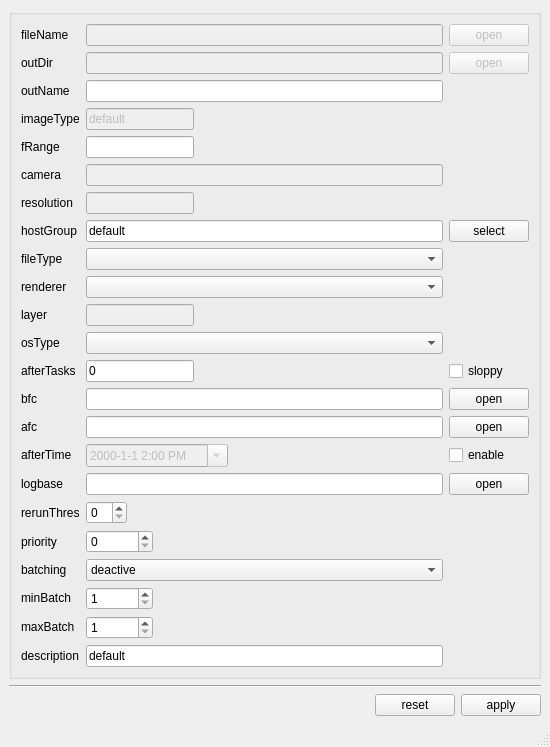
Above: rbhusUI/lib/rbhusEditMod.ui from aumanimationstudios/rbhus before the change. Below: the same form after it.
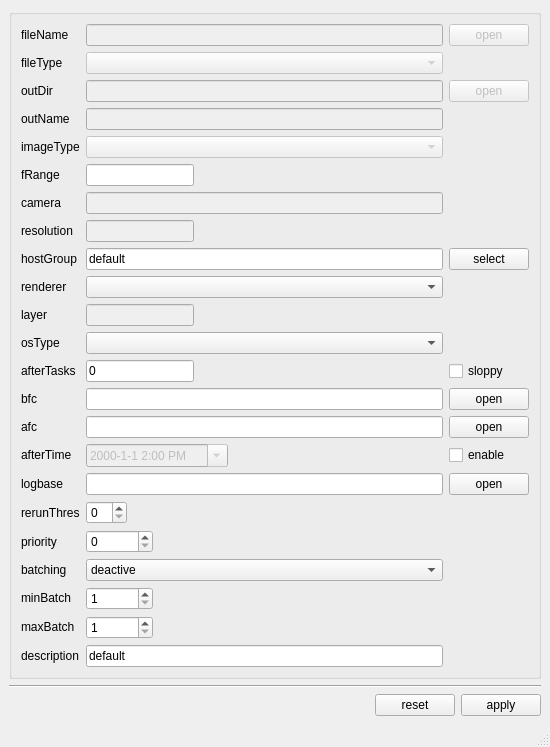
That is the form after the change.

Diff of the .ui file:
```diff
--- a/rbhusUI/lib/rbhusEditMod.ui
+++ b/rbhusUI/lib/rbhusEditMod.ui
@@ -24,7 +24,20 @@
        <string/>
       </property>
       <layout class="QGridLayout" name="gridLayout_2">
-       <item row="16" column="0">
+       <item row="25" column="0">
+        <widget class="QLabel" name="labelMaxBatch">
+         <property name="sizePolicy">
+          <sizepolicy hsizetype="Maximum" vsizetype="Fixed">
+           <horstretch>0</horstretch>
+           <verstretch>0</verstretch>
+          </sizepolicy>
+         </property>
+         <property name="text">
+          <string>maxBatch</string>
+         </property>
+        </widget>
+       </item>
+       <item row="18" column="0">
         <widget class="QLabel" name="labelAfc">
          <property name="sizePolicy">
           <sizepolicy hsizetype="Maximum" vsizetype="Fixed">
@@ -37,7 +50,7 @@
          </property>
         </widget>
        </item>
-       <item row="17" column="0">
+       <item row="19" column="0">
         <widget class="QLabel" name="labelAfterTime">
          <property name="sizePolicy">
           <sizepolicy hsizetype="Maximum" vsizetype="Fixed">
@@ -50,7 +63,7 @@
          </property>
         </widget>
        </item>
-       <item row="17" column="1">
+       <item row="19" column="1">
         <widget class="QDateTimeEdit" name="afterTimeEdit">
          <property name="enabled">
           <bool>false</bool>
@@ -79,7 +92,7 @@
          </property>
         </widget>
        </item>
-       <item row="20" column="0">
+       <item row="22" column="0">
         <widget class="QLabel" name="labelPriority">
          <property name="sizePolicy">
           <sizepolicy hsizetype="Maximum" vsizetype="Preferred">
@@ -92,7 +105,7 @@
          </property>
         </widget>
        </item>
-       <item row="18" column="0">
+       <item row="20" column="0">
         <widget class="QLabel" name="labelLogbase">
          <property name="sizePolicy">
           <sizepolicy hsizetype="Maximum" vsizetype="Fixed">
@@ -105,7 +118,7 @@
          </property>
         </widget>
        </item>
-       <item row="16" column="2">
+       <item row="18" column="2">
         <widget class="QPushButton" name="pushAfc">
          <property name="sizePolicy">
           <sizepolicy hsizetype="Maximum" vsizetype="Fixed">
@@ -131,7 +144,7 @@
          </property>
         </widget>
        </item>
-       <item row="16" column="1">
+       <item row="18" column="1">
         <widget class="QLineEdit" name="lineEditAfc">
          <property name="sizePolicy">
           <sizepolicy hsizetype="MinimumExpanding" vsizetype="Fixed">
@@ -141,7 +154,7 @@
          </property>
         </widget>
        </item>
-       <item row="1" column="0">
+       <item row="3" column="0">
         <widget class="QLabel" name="labelOutPutDir">
          <property name="sizePolicy">
           <sizepolicy hsizetype="Maximum" vsizetype="Fixed">
@@ -154,7 +167,7 @@
          </property>
         </widget>
        </item>
-       <item row="15" column="2">
+       <item row="17" column="2">
         <widget class="QPushButton" name="pushBfc">
          <property name="sizePolicy">
           <sizepolicy hsizetype="Maximum" vsizetype="Fixed">
@@ -167,7 +180,7 @@
          </property>
         </widget>
        </item>
-       <item row="20" column="1">
+       <item row="22" column="1">
         <widget class="QSpinBox" name="spinPriority">
          <property name="sizePolicy">
           <sizepolicy hsizetype="Maximum" vsizetype="Fixed">
@@ -180,8 +193,11 @@
          </property>
         </widget>
        </item>
-       <item row="2" column="1">
+       <item row="4" column="1">
         <widget class="QLineEdit" name="lineEditImageName">
+         <property name="enabled">
+          <bool>false</bool>
+         </property>
          <property name="sizePolicy">
           <sizepolicy hsizetype="MinimumExpanding" vsizetype="Fixed">
            <horstretch>0</horstretch>
@@ -190,7 +206,7 @@
          </property>
         </widget>
        </item>
-       <item row="21" column="0">
+       <item row="23" column="0">
         <widget class="QLabel" name="labelBatching">
          <property name="sizePolicy">
           <sizepolicy hsizetype="Maximum" vsizetype="Fixed">
@@ -203,20 +219,7 @@
          </property>
         </widget>
        </item>
-       <item row="23" column="0">
-        <widget class="QLabel" name="labelMaxBatch">
-         <property name="sizePolicy">
-          <sizepolicy hsizetype="Maximum" vsizetype="Fixed">
-           <horstretch>0</horstretch>
-           <verstretch>0</verstretch>
-          </sizepolicy>
-         </property>
-         <property name="text">
-          <string>maxBatch</string>
-         </property>
-        </widget>
-       </item>
-       <item row="1" column="2">
+       <item row="3" column="2">
         <widget class="QPushButton" name="pushOutPutDir">
          <property name="enabled">
           <bool>false</bool>
@@ -248,7 +251,7 @@
          </property>
         </widget>
        </item>
-       <item row="19" column="1">
+       <item row="21" column="1">
         <widget class="QSpinBox" name="spinRerunThresh">
          <property name="sizePolicy">
           <sizepolicy hsizetype="Maximum" vsizetype="Fixed">
@@ -258,14 +261,14 @@
          </property>
         </widget>
        </item>
-       <item row="17" column="2">
+       <item row="19" column="2">
         <widget class="QCheckBox" name="checkAfterTime">
          <property name="text">
           <string>enable</string>
          </property>
         </widget>
        </item>
-       <item row="22" column="0">
+       <item row="24" column="0">
         <widget class="QLabel" name="labelMinBatch">
          <property name="sizePolicy">
           <sizepolicy hsizetype="Maximum" vsizetype="Fixed">
@@ -278,7 +281,7 @@
          </property>
         </widget>
        </item>
-       <item row="23" column="1">
+       <item row="25" column="1">
         <widget class="QSpinBox" name="spinMaxBatch">
          <property name="sizePolicy">
           <sizepolicy hsizetype="Maximum" vsizetype="Fixed">
@@ -294,7 +297,7 @@
          </property>
         </widget>
        </item>
-       <item row="22" column="1">
+       <item row="24" column="1">
         <widget class="QSpinBox" name="spinMinBatch">
          <property name="sizePolicy">
           <sizepolicy hsizetype="Maximum" vsizetype="Fixed">
@@ -310,7 +313,7 @@
          </property>
         </widget>
        </item>
-       <item row="15" column="1">
+       <item row="17" column="1">
         <widget class="QLineEdit" name="lineEditBfc">
          <property name="sizePolicy">
           <sizepolicy hsizetype="MinimumExpanding" vsizetype="Fixed">
@@ -320,7 +323,7 @@
          </property>
         </widget>
        </item>
-       <item row="18" column="2">
+       <item row="20" column="2">
         <widget class="QPushButton" name="pushLogOpen">
          <property name="sizePolicy">
           <sizepolicy hsizetype="Maximum" vsizetype="Fixed">
@@ -333,7 +336,7 @@
          </property>
         </widget>
        </item>
-       <item row="21" column="1">
+       <item row="23" column="1">
         <widget class="QComboBox" name="comboBatching">
          <property name="sizePolicy">
           <sizepolicy hsizetype="MinimumExpanding" vsizetype="Fixed">
@@ -353,7 +356,7 @@
          </item>
         </widget>
        </item>
-       <item row="24" column="0">
+       <item row="26" column="0">
         <widget class="QLabel" name="labelDescription">
          <property name="sizePolicy">
           <sizepolicy hsizetype="Maximum" vsizetype="Fixed">
@@ -382,7 +385,7 @@
          </property>
         </widget>
        </item>
-       <item row="18" column="1">
+       <item row="20" column="1">
         <widget class="QLineEdit" name="lineEditLogbase">
          <property name="sizePolicy">
           <sizepolicy hsizetype="MinimumExpanding" vsizetype="Fixed">
@@ -392,7 +395,7 @@
          </property>
         </widget>
        </item>
-       <item row="1" column="1">
+       <item row="3" column="1">
         <widget class="QLineEdit" name="lineEditOutPutDir">
          <property name="enabled">
           <bool>false</bool>
@@ -405,7 +408,7 @@
          </property>
         </widget>
        </item>
-       <item row="2" column="0">
+       <item row="4" column="0">
         <widget class="QLabel" name="labelImageName">
          <property name="sizePolicy">
           <sizepolicy hsizetype="Maximum" vsizetype="Fixed">
@@ -418,7 +421,7 @@
          </property>
         </widget>
        </item>
-       <item row="6" column="1">
+       <item row="8" column="1">
         <widget class="QLineEdit" name="lineEditFrange">
          <property name="enabled">
           <bool>true</bool>
@@ -431,7 +434,7 @@
          </property>
         </widget>
        </item>
-       <item row="15" column="0">
+       <item row="17" column="0">
         <widget class="QLabel" name="labelBfc">
          <property name="sizePolicy">
           <sizepolicy hsizetype="Maximum" vsizetype="Fixed">
@@ -444,7 +447,7 @@
          </property>
         </widget>
        </item>
-       <item row="6" column="0">
+       <item row="8" column="0">
         <widget class="QLabel" name="labelFrange">
          <property name="sizePolicy">
           <sizepolicy hsizetype="Maximum" vsizetype="Fixed">
@@ -457,7 +460,7 @@
          </property>
         </widget>
        </item>
-       <item row="24" column="1">
+       <item row="26" column="1">
         <widget class="QLineEdit" name="lineEditDescription">
          <property name="sizePolicy">
           <sizepolicy hsizetype="MinimumExpanding" vsizetype="Fixed">
@@ -473,7 +476,7 @@
          </property>
         </widget>
        </item>
-       <item row="19" column="0">
+       <item row="21" column="0">
         <widget class="QLabel" name="labelRerunThresh">
          <property name="sizePolicy">
           <sizepolicy hsizetype="Maximum" vsizetype="Preferred">
@@ -486,7 +489,7 @@
          </property>
         </widget>
        </item>
-       <item row="11" column="1">
+       <item row="13" column="1">
         <widget class="QComboBox" name="comboRenderer">
          <property name="enabled">
           <bool>true</bool>
@@ -499,7 +502,7 @@
          </property>
         </widget>
        </item>
-       <item row="13" column="0">
+       <item row="15" column="0">
         <widget class="QLabel" name="labelOsType">
          <property name="sizePolicy">
           <sizepolicy hsizetype="Maximum" vsizetype="Fixed">
@@ -512,7 +515,7 @@
          </property>
         </widget>
        </item>
-       <item row="9" column="0">
+       <item row="11" column="0">
         <widget class="QLabel" name="labelHostGroup">
          <property name="sizePolicy">
           <sizepolicy hsizetype="Maximum" vsizetype="Fixed">
@@ -525,7 +528,7 @@
          </property>
         </widget>
        </item>
-       <item row="12" column="1">
+       <item row="14" column="1">
         <widget class="QLineEdit" name="lineEditLayer">
          <property name="enabled">
           <bool>false</bool>
@@ -544,7 +547,7 @@
          </property>
         </widget>
        </item>
-       <item row="7" column="0">
+       <item row="9" column="0">
         <widget class="QLabel" name="labelCamera">
          <property name="sizePolicy">
           <sizepolicy hsizetype="Maximum" vsizetype="Fixed">
@@ -557,7 +560,7 @@
          </property>
         </widget>
        </item>
-       <item row="7" column="1">
+       <item row="9" column="1">
         <widget class="QLineEdit" name="lineEditCamera">
          <property name="enabled">
           <bool>false</bool>
@@ -571,19 +574,6 @@
         </widget>
        </item>
        <item row="10" column="0">
-        <widget class="QLabel" name="labelType">
-         <property name="sizePolicy">
-          <sizepolicy hsizetype="Maximum" vsizetype="Fixed">
-           <horstretch>0</horstretch>
-           <verstretch>0</verstretch>
-          </sizepolicy>
-         </property>
-         <property name="text">
-          <string>fileType</string>
-         </property>
-        </widget>
-       </item>
-       <item row="8" column="0">
         <widget class="QLabel" name="labelResolution">
          <property name="sizePolicy">
           <sizepolicy hsizetype="Maximum" vsizetype="Fixed">
@@ -596,7 +586,7 @@
          </property>
         </widget>
        </item>
-       <item row="8" column="1">
+       <item row="10" column="1">
         <widget class="QLineEdit" name="lineEditResolution">
          <property name="enabled">
           <bool>false</bool>
@@ -609,7 +599,7 @@
          </property>
         </widget>
        </item>
-       <item row="12" column="0">
+       <item row="14" column="0">
         <widget class="QLabel" name="labelLayer">
          <property name="sizePolicy">
           <sizepolicy hsizetype="Maximum" vsizetype="Fixed">
@@ -622,20 +612,7 @@
          </property>
         </widget>
        </item>
-       <item row="10" column="1">
-        <widget class="QComboBox" name="comboType">
-         <property name="enabled">
-          <bool>true</bool>
-         </property>
-         <property name="sizePolicy">
-          <sizepolicy hsizetype="MinimumExpanding" vsizetype="Fixed">
-           <horstretch>0</horstretch>
-           <verstretch>0</verstretch>
-          </sizepolicy>
-         </property>
-        </widget>
-       </item>
-       <item row="11" column="0">
+       <item row="13" column="0">
         <widget class="QLabel" name="labeRenderer">
          <property name="sizePolicy">
           <sizepolicy hsizetype="Maximum" vsizetype="Fixed">
@@ -648,7 +625,7 @@
          </property>
         </widget>
        </item>
-       <item row="14" column="1">
+       <item row="16" column="1">
         <widget class="QLineEdit" name="lineEditAfterTask">
          <property name="sizePolicy">
           <sizepolicy hsizetype="Maximum" vsizetype="Fixed">
@@ -661,7 +638,7 @@
          </property>
         </widget>
        </item>
-       <item row="14" column="0">
+       <item row="16" column="0">
         <widget class="QLabel" name="labelAfterTask">
          <property name="sizePolicy">
           <sizepolicy hsizetype="Maximum" vsizetype="Fixed">
@@ -674,7 +651,7 @@
          </property>
         </widget>
        </item>
-       <item row="13" column="1">
+       <item row="15" column="1">
         <widget class="QComboBox" name="comboOsType">
          <property name="sizePolicy">
           <sizepolicy hsizetype="MinimumExpanding" vsizetype="Fixed">
@@ -684,7 +661,7 @@
          </property>
         </widget>
        </item>
-       <item row="3" column="0">
+       <item row="5" column="0">
         <widget class="QLabel" name="labelImageType">
          <property name="sizePolicy">
           <sizepolicy hsizetype="Maximum" vsizetype="Fixed">
@@ -697,29 +674,7 @@
          </property>
         </widget>
        </item>
-       <item row="3" column="1">
-        <widget class="QLineEdit" name="lineEditImageType">
-         <property name="enabled">
-          <bool>false</bool>
-         </property>
-         <property name="sizePolicy">
-          <sizepolicy hsizetype="Maximum" vsizetype="Fixed">
-           <horstretch>0</horstretch>
-           <verstretch>0</verstretch>
-          </sizepolicy>
-         </property>
-         <property name="toolTip">
-          <string/>
-         </property>
-         <property name="whatsThis">
-          <string>&lt;html&gt;&lt;head/&gt;&lt;body&gt;&lt;p&gt;type of image. &lt;/p&gt;&lt;p&gt;eg: PNG, MULTIEXR etc . &lt;/p&gt;&lt;p&gt;&lt;span style=&quot; font-style:italic; text-decoration: underline;&quot;&gt;note : image type depends on the command line interface of the program&lt;/span&gt;&lt;/p&gt;&lt;/body&gt;&lt;/html&gt;</string>
-         </property>
-         <property name="text">
-          <string>default</string>
-         </property>
-        </widget>
-       </item>
-       <item row="9" column="1">
+       <item row="11" column="1">
         <widget class="QLineEdit" name="lineEditHostGroups">
          <property name="sizePolicy">
           <sizepolicy hsizetype="MinimumExpanding" vsizetype="Fixed">
@@ -738,7 +693,7 @@
          </property>
         </widget>
        </item>
-       <item row="9" column="2">
+       <item row="11" column="2">
         <widget class="QPushButton" name="pushSelectHostGroups">
          <property name="sizePolicy">
           <sizepolicy hsizetype="Maximum" vsizetype="Fixed">
@@ -751,13 +706,52 @@
          </property>
         </widget>
        </item>
-       <item row="14" column="2">
+       <item row="16" column="2">
         <widget class="QCheckBox" name="checkSloppy">
          <property name="text">
           <string>sloppy</string>
          </property>
         </widget>
        </item>
+       <item row="5" column="1">
+        <widget class="QComboBox" name="comboImageType">
+         <property name="enabled">
+          <bool>false</bool>
+         </property>
+         <property name="sizePolicy">
+          <sizepolicy hsizetype="Expanding" vsizetype="Fixed">
+           <horstretch>0</horstretch>
+           <verstretch>0</verstretch>
+          </sizepolicy>
+         </property>
+        </widget>
+       </item>
+       <item row="1" column="0">
+        <widget class="QLabel" name="labelType">
+         <property name="sizePolicy">
+          <sizepolicy hsizetype="Maximum" vsizetype="Fixed">
+           <horstretch>0</horstretch>
+           <verstretch>0</verstretch>
+          </sizepolicy>
+         </property>
+         <property name="text">
+          <string>fileType</string>
+         </property>
+        </widget>
+       </item>
+       <item row="1" column="1">
+        <widget class="QComboBox" name="comboType">
+         <property name="enabled">
+          <bool>false</bool>
+         </property>
+         <property name="sizePolicy">
+          <sizepolicy hsizetype="MinimumExpanding" vsizetype="Fixed">
+           <horstretch>0</horstretch>
+           <verstretch>0</verstretch>
+          </sizepolicy>
+         </property>
+        </widget>
+       </item>
       </layout>
      </widget>
     </item>
```
